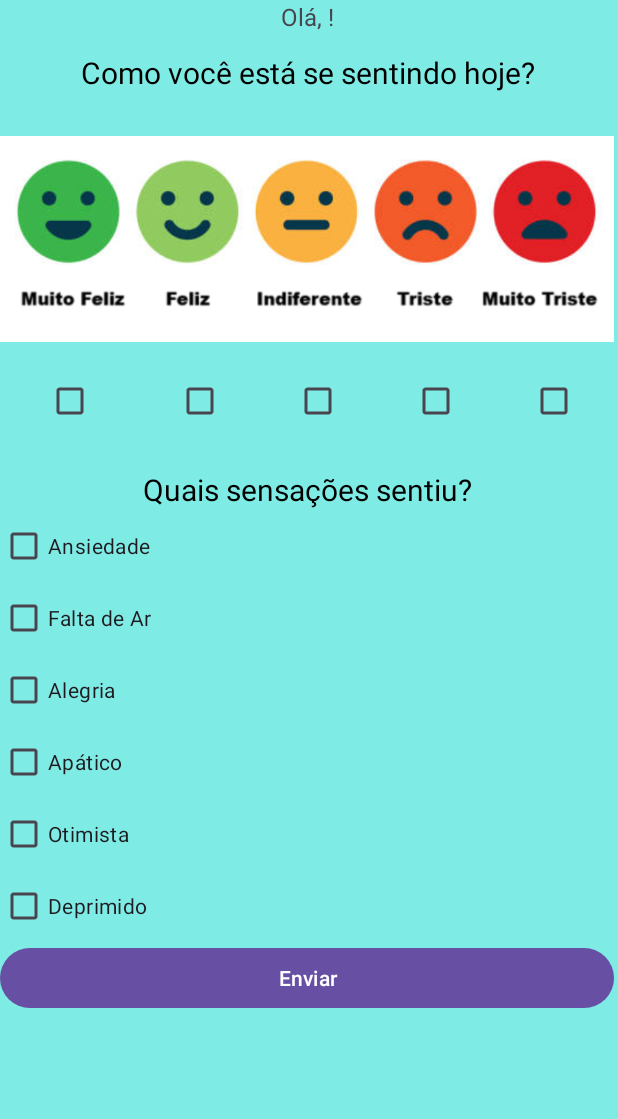
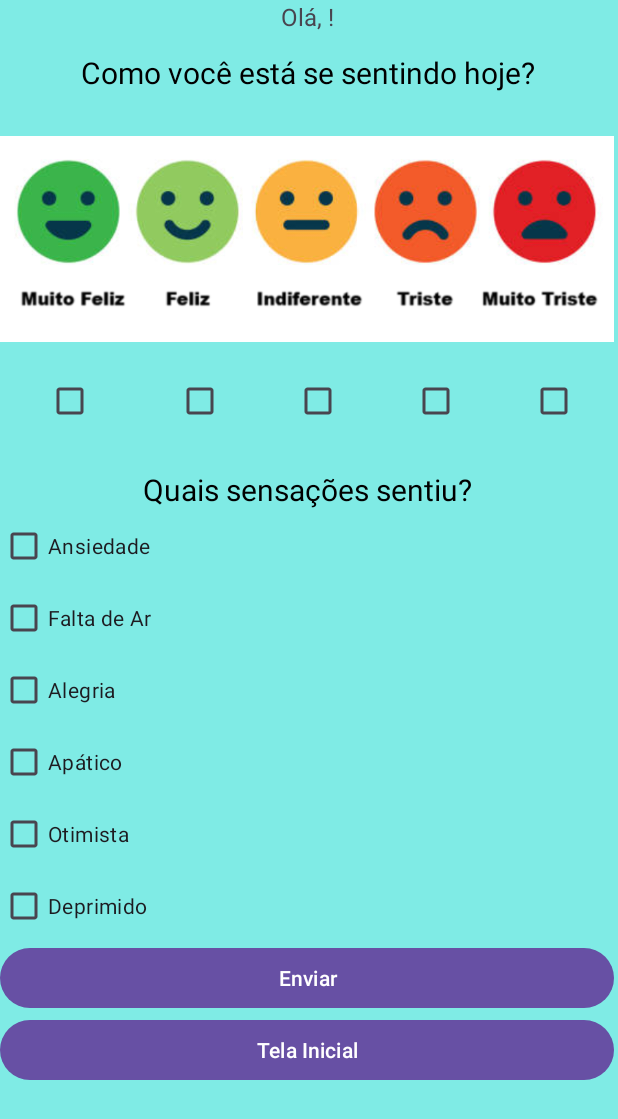
Before and after one commit to DLongati/projetoSaude-android, an Android app: the screen it shows after launch (faces), after a tap on "Iniciar", on a phone screen of 412 x 824 dp. Shown: the top 1119 px of the screen. Run offline under Robolectric (Android 15) with nearby library versions, the phone set to English and light mode, and no system bars.

Commit message:
Botão adicionado na faces.activity

```diff
--- a/app/src/main/java/com/example/projetosaude/faces.java
+++ b/app/src/main/java/com/example/projetosaude/faces.java
@@ -22,6 +22,7 @@ public class faces extends AppCompatActivity {
     private CheckBox[] checkBoxesGroup1;
     private CheckBox[] checkBoxesGroup2;
     private Button btnEnviar;
+    private Button btnTelaInicio;
 
     private enum GroupLimit {
         GROUP_1(2),
@@ -56,6 +57,8 @@ public class faces extends AppCompatActivity {
         SharedPreferences sharedPreferences = getSharedPreferences("MeuApp", MODE_PRIVATE);
         String telefone = sharedPreferences.getString("telefoneUsuario", "Telefone não informado");
 
+
+
         imgFaces = findViewById(R.id.imgFaces);
         checkBoxesGroup1 = new CheckBox[] {
                 findViewById(R.id.chMFeliz),
@@ -79,6 +82,9 @@ public class faces extends AppCompatActivity {
 
         setupCheckBoxListeners(checkBoxesGroup1, GroupLimit.GROUP_1.limit);
         setupCheckBoxListeners(checkBoxesGroup2, GroupLimit.GROUP_2.limit);
+
+        btnTelaInicio = findViewById(R.id.btnTelaInicio);
+        btnTelaInicio.setOnClickListener(v -> onVoltarParaTelaInicial());
     }
 
     private void setupCheckBoxListeners(CheckBox[] checkBoxes, int limit) {
@@ -117,6 +123,11 @@ public class faces extends AppCompatActivity {
         } else {
             Toast.makeText(this, "Por favor, respeite os limites de seleção.", Toast.LENGTH_SHORT).show();
         }
+    }
+
+    private void onVoltarParaTelaInicial() {
+        Intent intent = new Intent(this, MainActivity.class);
+        startActivity(intent);
     }
 
     private void checkSelection() {
--- a/app/src/main/res/layout/activity_faces.xml
+++ b/app/src/main/res/layout/activity_faces.xml
@@ -130,6 +130,12 @@
                 android:layout_width="match_parent"
                 android:layout_height="wrap_content"
                 android:text="Enviar" />
+
+            <Button
+                android:id="@+id/btnTelaInicio"
+                android:layout_width="match_parent"
+                android:layout_height="wrap_content"
+                android:text="Tela Inicial" />
         </LinearLayout>
 
     </LinearLayout>
```
